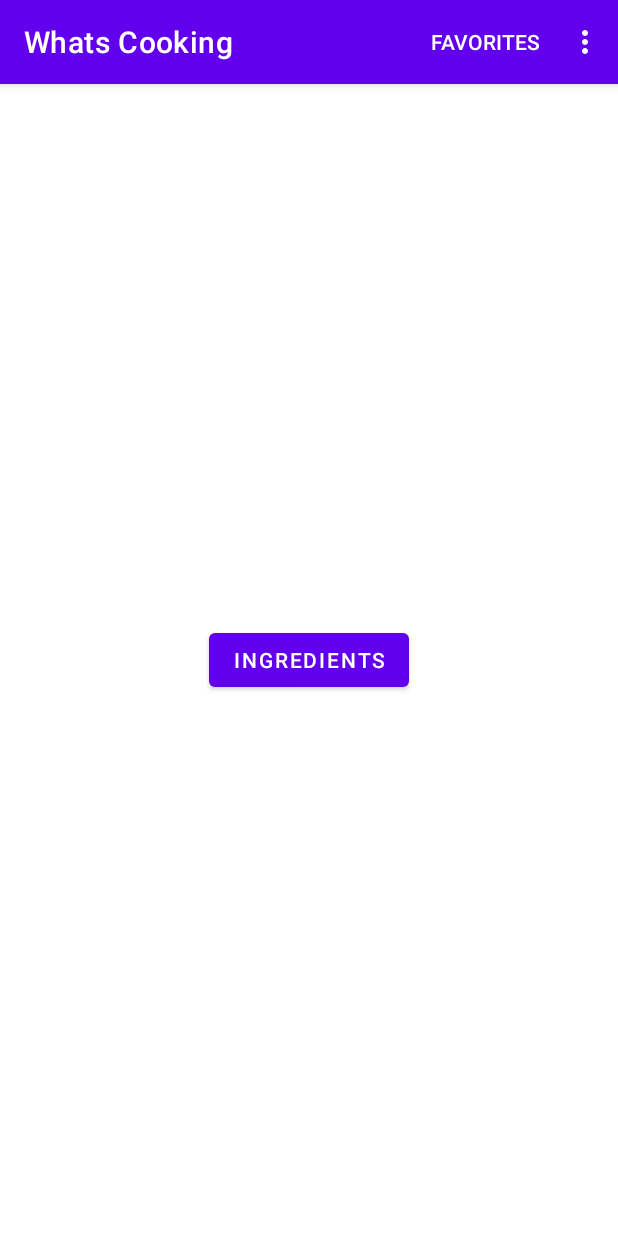
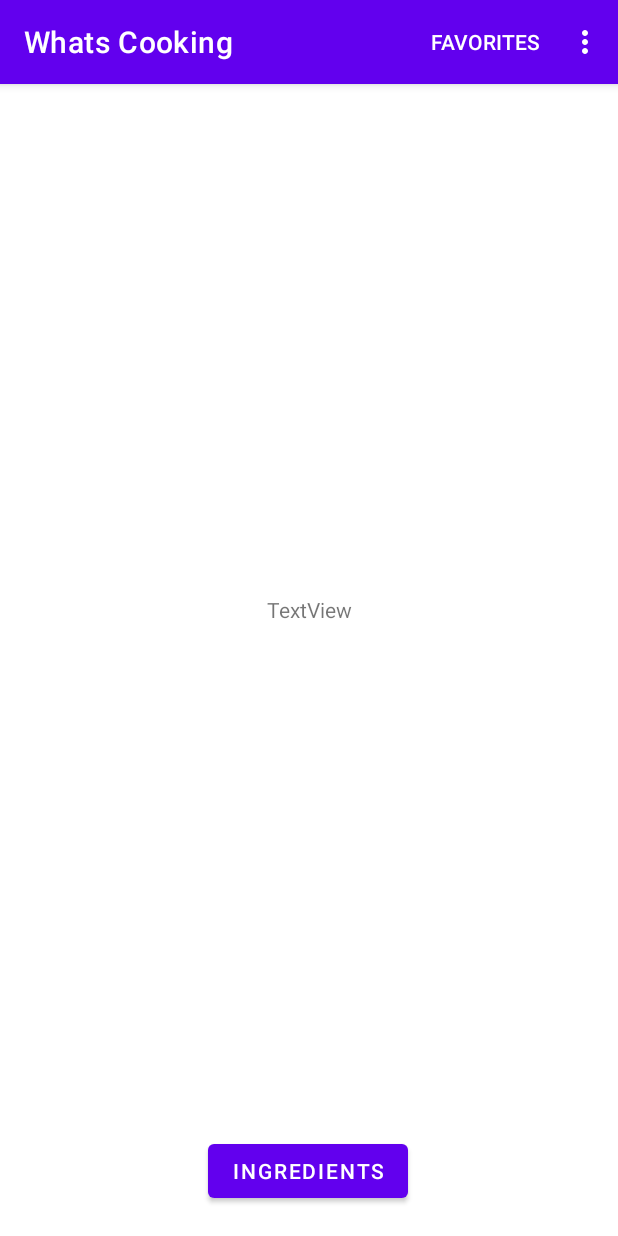
Before and after one commit to pwhlopped/whats-cooking, an Android app: the screen it shows after launch (MainActivity), on a phone screen of 412 x 824 dp. Run offline under Robolectric (Android 15) with nearby library versions, the phone set to English and light mode, and no system bars.

```diff
--- a/app/src/main/java/com/example/whatscooking/HomeFrag.java
+++ b/app/src/main/java/com/example/whatscooking/HomeFrag.java
@@ -1,14 +1,32 @@
 package com.example.whatscooking;
 
+import android.content.Context;
 import android.os.Bundle;
 import android.view.LayoutInflater;
 import android.view.View;
 import android.view.ViewGroup;
+import android.widget.Button;
+import android.widget.TextView;
 
 import androidx.fragment.app.Fragment;
 import androidx.navigation.fragment.NavHostFragment;
 
+//import com.chaquo.python.PyObject;
+//import com.chaquo.python.Python;
+//import com.chaquo.python.android.AndroidPlatform;
+
+import java.io.File;
+import java.io.FileOutputStream;
+import java.io.IOException;
+import java.io.InputStream;
+import java.io.OutputStream;
+import java.util.ArrayList;
+import java.util.Arrays;
+import java.util.List;
+
 public class HomeFrag extends Fragment {
+    private TextView textview;
+    private Button button;
     @Override
     public void onCreate(Bundle savedInstanceState){
         super.onCreate(savedInstanceState);
@@ -21,6 +39,8 @@ public class HomeFrag extends Fragment {
     public void onViewCreated(View view, Bundle savedInstanceState){
         super.onViewCreated(view, savedInstanceState);
 
+        textview = view.findViewById(R.id.textView);
+        button = view.findViewById(R.id.button2);
         view.findViewById(R.id.button2).setOnClickListener(new View.OnClickListener() {
             @Override
             public void onClick(View v) {
@@ -28,6 +48,5 @@ public class HomeFrag extends Fragment {
                         .navigate(R.id.main_to_ingredient);
             }
         });
-
     }
 }
--- a/app/src/main/java/com/example/whatscooking/MainActivity.java
+++ b/app/src/main/java/com/example/whatscooking/MainActivity.java
@@ -8,10 +8,13 @@ import android.view.Menu;
 import android.view.MenuInflater;
 import android.view.View;
 
+//import com.chaquo.python.Python;
+//import com.chaquo.python.android.AndroidPlatform;
+
 import java.util.ArrayList;
 
 public class MainActivity extends AppCompatActivity {
-
+    static int w = 0;
     @Override
     protected void onCreate(Bundle savedInstanceState) {
         super.onCreate(savedInstanceState);
--- a/app/src/main/res/layout/fragment_home.xml
+++ b/app/src/main/res/layout/fragment_home.xml
@@ -7,6 +7,15 @@
     android:layout_height="match_parent"
     tools:context=".HomeFrag">
 
+    <ImageView
+        android:id="@+id/imageView"
+        android:layout_width="match_parent"
+        android:layout_height="match_parent"
+        android:layout_marginStart="16dp"
+        android:layout_marginLeft="16dp"
+        app:layout_constraintStart_toStartOf="parent"
+        tools:layout_editor_absoluteY="238dp" />
+
     <Button
         android:id="@+id/button2"
         android:layout_width="wrap_content"
@@ -14,6 +23,18 @@
         android:text="Ingredients"
         app:layout_constraintBottom_toBottomOf="parent"
         app:layout_constraintEnd_toEndOf="parent"
+        app:layout_constraintHorizontal_bias="0.498"
         app:layout_constraintStart_toStartOf="parent"
-        app:layout_constraintTop_toTopOf="parent" />
+        app:layout_constraintTop_toTopOf="parent"
+        app:layout_constraintVertical_bias="0.973" />
+
+    <TextView
+        android:id="@+id/textView"
+        android:layout_width="wrap_content"
+        android:layout_height="wrap_content"
+        android:text="TextView"
+        app:layout_constraintBottom_toTopOf="@+id/button2"
+        app:layout_constraintEnd_toEndOf="parent"
+        app:layout_constraintStart_toStartOf="parent"
+        app:layout_constraintTop_toTopOf="@+id/imageView" />
 </androidx.constraintlayout.widget.ConstraintLayout>
--- a/build.gradle
+++ b/build.gradle
@@ -3,9 +3,12 @@ buildscript {
     repositories {
         google()
         jcenter()
+        //maven { url "https://chaquo.com/maven" }
     }
     dependencies {
-        classpath "com.android.tools.build:gradle:4.1.1"
+        classpath 'com.android.tools.build:gradle:4.1.1'
+        classpath 'com.google.gms:google-services:4.3.5'
+        //classpath "com.chaquo.python:gradle:9.1.0"
 
         // NOTE: Do not place your application dependencies here; they belong
         // in the individual module build.gradle files
```
Also changed, not shown: app/build.gradle (+21 -1 lines), app/src/main/res/drawable-anydpi/ic_action_name.xml (added, +11 -0 lines), app/src/main/res/drawable-hdpi/ic_action_name.png (added), app/src/main/res/drawable-mdpi/ic_action_name.png (added), app/src/main/res/drawable-xhdpi/ic_action_name.png (added), app/src/main/res/drawable-xxhdpi/ic_action_name.png (added), 1 other file.
